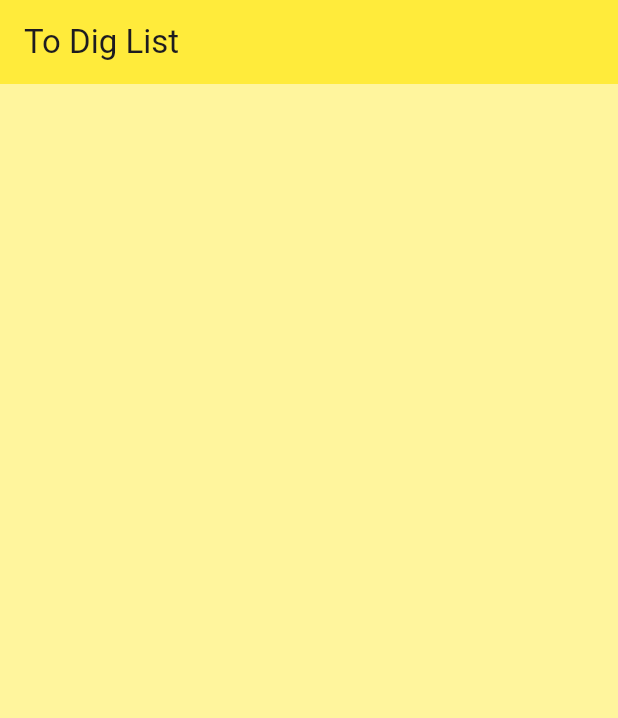
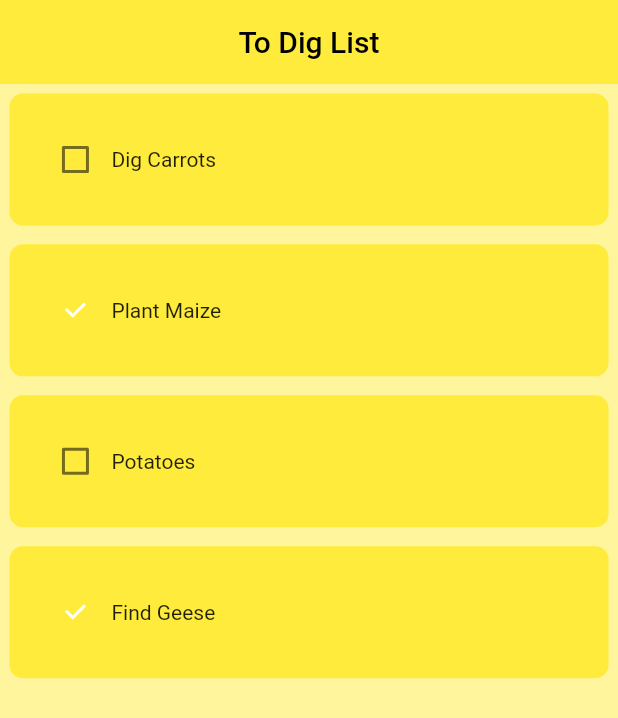
Before and after one commit to gflexx/notes_app, a Flutter app: the screen it shows after launch, on a phone screen of 412 x 824 dp. Shown: the top 718 px of the screen. Run offline on Flutter 3.47's test engine with Material 3 defaults, Android fonts, the phone set to English and light mode, and no system bars.

Commit message:
Added to dig file

```diff
--- a/lib/main.dart
+++ b/lib/main.dart
@@ -14,7 +14,8 @@ class MyApp extends StatelessWidget {
       debugShowCheckedModeBanner: false,
       home: TodoPage(),
       theme: ThemeData(
-        primarySwatch: Colors.yellow
+        primarySwatch: Colors.yellow,
+        useMaterial3: false,
 
       ),
     );
--- a/lib/pages/todo_page.dart
+++ b/lib/pages/todo_page.dart
@@ -1,4 +1,5 @@
 import 'package:flutter/material.dart';
+import 'package:notes_app/utils/todig_tile.dart';
 
 class TodoPage extends StatefulWidget {
   const TodoPage({super.key});
@@ -16,8 +17,33 @@ class _TodoPageState extends State<TodoPage> {
       appBar: AppBar(
         backgroundColor: Colors.yellow,
         title: Text('To Dig List'),
+        elevation: 0,
+        centerTitle: true,
       ),
-      // body:
+      body: ListView(
+        children: [
+          TodigTile(
+            taskCompleted: false,
+            taskName: "Dig Carrots",
+            onChanged: (p0){},
+          ),
+          TodigTile(
+            taskCompleted: true,
+            taskName: "Plant Maize",
+            onChanged: (p0){},
+          ),
+          TodigTile(
+            taskCompleted: false,
+            taskName: "Potatoes",
+            onChanged: (p0){},
+          ),
+          TodigTile(
+            taskCompleted: true,
+            taskName: "Find Geese",
+            onChanged: (p0){},
+          ),
+        ],
+      )
     );
   }
 }
--- /dev/null
+++ b/lib/utils/todig_tile.dart
@@ -0,0 +1,30 @@
+import 'package:flutter/material.dart';
+
+// ignore: must_be_immutable
+class TodigTile extends StatelessWidget {
+  final String? taskName;
+  final bool? taskCompleted;
+  Function(bool?)? onChanged;
+
+  TodigTile({super.key, this.taskName, this.taskCompleted, this.onChanged});
+
+  @override
+  Widget build(BuildContext context) {
+    return Padding(
+      padding: const EdgeInsets.all(6.3),
+      child: Container(
+        padding: const EdgeInsets.all(20),
+        decoration: BoxDecoration(
+          color: Colors.yellow,
+          borderRadius: BorderRadius.circular(9),
+        ),
+        child: Row(
+          children: [
+            Checkbox(value: taskCompleted, onChanged: onChanged),
+            Text(taskName!),
+          ],
+        ),
+      ),
+    );
+  }
+}
```
